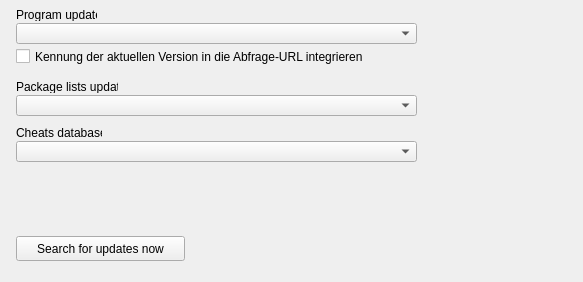
This is src/forms/SetupFrameUpdateUnit.ui in Eldricos/D-Fend-Reborn as Qt 5 draws it before an edit. The edited form follows.
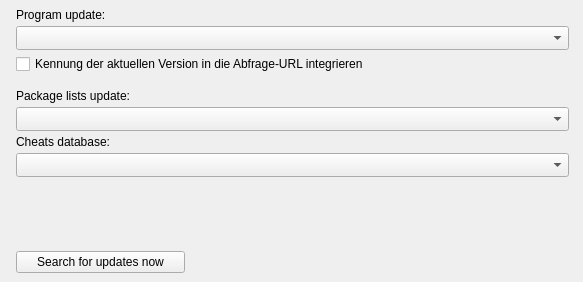
This is the edited form. Icons and pictures are not drawn.

Commit message: Program options: Qt layouts instead of fixed pixel positions

```diff
--- a/src/forms/SetupFrameUpdateUnit.ui
+++ b/src/forms/SetupFrameUpdateUnit.ui
@@ -5,53 +5,140 @@
     <property name="geometry"><rect><x>0</x><y>0</y><width>583</width><height>282</height></rect></property>
     <property name="vclDesignWidth" stdset="0"><number>583</number></property>
     <property name="vclDesignHeight" stdset="0"><number>282</number></property>
-    <widget class="QLabel" name="PackagesLabel">
-      <property name="geometry"><rect><x>16</x><y>80</y><width>102</width><height>13</height></rect></property>
-      <property name="text"><string>Package lists update:</string></property>
-      <property name="textFormat"><enum>Qt::PlainText</enum></property>
-      <property name="alignment"><set>Qt::AlignLeft|Qt::AlignTop</set></property>
-      <property name="vclAutoSize" stdset="0"><bool>true</bool></property>
-    </widget>
-    <widget class="QLabel" name="CheatsLabel">
-      <property name="geometry"><rect><x>16</x><y>126</y><width>86</width><height>13</height></rect></property>
-      <property name="text"><string>Cheats database:</string></property>
-      <property name="textFormat"><enum>Qt::PlainText</enum></property>
-      <property name="alignment"><set>Qt::AlignLeft|Qt::AlignTop</set></property>
-      <property name="vclAutoSize" stdset="0"><bool>true</bool></property>
-    </widget>
-    <widget class="QLabel" name="ProgramUpdateInfoLabel">
-      <property name="geometry"><rect><x>16</x><y>8</y><width>81</width><height>13</height></rect></property>
-      <property name="text"><string>Program update:</string></property>
-      <property name="textFormat"><enum>Qt::PlainText</enum></property>
-      <property name="alignment"><set>Qt::AlignLeft|Qt::AlignTop</set></property>
-      <property name="vclAutoSize" stdset="0"><bool>true</bool></property>
-    </widget>
-    <widget class="QCheckBox" name="UpdateCheckBox">
-      <property name="geometry"><rect><x>16</x><y>48</y><width>553</width><height>17</height></rect></property>
-      <property name="text"><string>Kennung der aktuellen Version in die Abfrage-URL integrieren</string></property>
-    </widget>
-    <widget class="QComboBox" name="PackagesComboBox">
-      <property name="geometry"><rect><x>16</x><y>95</y><width>401</width><height>21</height></rect></property>
-      <property name="editable"><bool>false</bool></property>
-      <property name="maxVisibleItems"><number>8</number></property>
-    </widget>
-    <widget class="QPushButton" name="UpdateButton">
-      <property name="geometry"><rect><x>16</x><y>236</y><width>169</width><height>25</height></rect></property>
-      <property name="text"><string>Search for updates now</string></property>
-      <property name="icon"><iconset resource="../../resources/dfend.qrc"><normaloff>:/glyphs/e25f5585dc4c1fa1.png</normaloff></iconset></property>
-      <property name="autoDefault"><bool>false</bool></property>
-      <property name="vclOnClick" stdset="0"><string notr="true">ButtonWork</string></property>
-    </widget>
-    <widget class="QComboBox" name="CheatsComboBox">
-      <property name="geometry"><rect><x>16</x><y>141</y><width>401</width><height>21</height></rect></property>
-      <property name="editable"><bool>false</bool></property>
-      <property name="maxVisibleItems"><number>8</number></property>
-    </widget>
-    <widget class="QComboBox" name="ProgramUpdateComboBox">
-      <property name="geometry"><rect><x>16</x><y>23</y><width>401</width><height>21</height></rect></property>
-      <property name="editable"><bool>false</bool></property>
-      <property name="maxVisibleItems"><number>8</number></property>
-    </widget>
+    <layout class="QVBoxLayout" name="SetupFrameUpdate_Layout" stretch="0,0,0,0,0,1">
+      <property name="leftMargin"><number>16</number></property>
+      <property name="topMargin"><number>8</number></property>
+      <property name="rightMargin"><number>14</number></property>
+      <property name="bottomMargin"><number>8</number></property>
+      <property name="spacing"><number>0</number></property>
+      <item>
+        <layout class="QGridLayout" name="SetupFrameUpdate_Section1" columnstretch="0,1">
+          <property name="leftMargin"><number>0</number></property>
+          <property name="topMargin"><number>0</number></property>
+          <property name="rightMargin"><number>0</number></property>
+          <property name="bottomMargin"><number>0</number></property>
+          <property name="horizontalSpacing"><number>8</number></property>
+          <property name="verticalSpacing"><number>4</number></property>
+          <item row="0" column="0" colspan="2">
+            <widget class="QLabel" name="ProgramUpdateInfoLabel">
+              <property name="text"><string>Program update:</string></property>
+              <property name="textFormat"><enum>Qt::PlainText</enum></property>
+              <property name="alignment"><set>Qt::AlignLeft|Qt::AlignTop</set></property>
+            </widget>
+          </item>
+          <item row="1" column="0" colspan="2">
+            <widget class="QComboBox" name="ProgramUpdateComboBox">
+              <property name="editable"><bool>false</bool></property>
+              <property name="maxVisibleItems"><number>8</number></property>
+              <property name="sizeAdjustPolicy"><enum>QComboBox::AdjustToMinimumContentsLengthWithIcon</enum></property>
+              <property name="minimumContentsLength"><number>10</number></property>
+            </widget>
+          </item>
+          <item row="2" column="0" colspan="2">
+            <widget class="QCheckBox" name="UpdateCheckBox">
+              <property name="text"><string>Kennung der aktuellen Version in die Abfrage-URL integrieren</string></property>
+            </widget>
+          </item>
+          <item row="0" column="1">
+            <spacer name="SetupFrameUpdate_Section1_HFill">
+              <property name="orientation"><enum>Qt::Horizontal</enum></property>
+              <property name="sizeHint" stdset="0"><size><width>0</width><height>0</height></size></property>
+            </spacer>
+          </item>
+        </layout>
+      </item>
+      <item>
+        <spacer name="SetupFrameUpdate_Gap1">
+          <property name="orientation"><enum>Qt::Vertical</enum></property>
+          <property name="sizeType"><enum>QSizePolicy::Fixed</enum></property>
+          <property name="sizeHint" stdset="0"><size><width>0</width><height>15</height></size></property>
+        </spacer>
+      </item>
+      <item>
+        <layout class="QGridLayout" name="SetupFrameUpdate_Section2" columnstretch="0,1">
+          <property name="leftMargin"><number>0</number></property>
+          <property name="topMargin"><number>0</number></property>
+          <property name="rightMargin"><number>0</number></property>
+          <property name="bottomMargin"><number>0</number></property>
+          <property name="horizontalSpacing"><number>8</number></property>
+          <property name="verticalSpacing"><number>4</number></property>
+          <item row="0" column="0" colspan="2">
+            <widget class="QLabel" name="PackagesLabel">
+              <property name="text"><string>Package lists update:</string></property>
+              <property name="textFormat"><enum>Qt::PlainText</enum></property>
+              <property name="alignment"><set>Qt::AlignLeft|Qt::AlignTop</set></property>
+            </widget>
+          </item>
+          <item row="1" column="0" colspan="2">
+            <widget class="QComboBox" name="PackagesComboBox">
+              <property name="editable"><bool>false</bool></property>
+              <property name="maxVisibleItems"><number>8</number></property>
+              <property name="sizeAdjustPolicy"><enum>QComboBox::AdjustToMinimumContentsLengthWithIcon</enum></property>
+              <property name="minimumContentsLength"><number>10</number></property>
+            </widget>
+          </item>
+          <item row="2" column="0" colspan="2">
+            <widget class="QLabel" name="CheatsLabel">
+              <property name="text"><string>Cheats database:</string></property>
+              <property name="textFormat"><enum>Qt::PlainText</enum></property>
+              <property name="alignment"><set>Qt::AlignLeft|Qt::AlignTop</set></property>
+            </widget>
+          </item>
+          <item row="3" column="0" colspan="2">
+            <widget class="QComboBox" name="CheatsComboBox">
+              <property name="editable"><bool>false</bool></property>
+              <property name="maxVisibleItems"><number>8</number></property>
+              <property name="sizeAdjustPolicy"><enum>QComboBox::AdjustToMinimumContentsLengthWithIcon</enum></property>
+              <property name="minimumContentsLength"><number>10</number></property>
+            </widget>
+          </item>
+          <item row="0" column="1">
+            <spacer name="SetupFrameUpdate_Section2_HFill">
+              <property name="orientation"><enum>Qt::Horizontal</enum></property>
+              <property name="sizeHint" stdset="0"><size><width>0</width><height>0</height></size></property>
+            </spacer>
+          </item>
+        </layout>
+      </item>
+      <item>
+        <spacer name="SetupFrameUpdate_Gap2">
+          <property name="orientation"><enum>Qt::Vertical</enum></property>
+          <property name="sizeType"><enum>QSizePolicy::Fixed</enum></property>
+          <property name="sizeHint" stdset="0"><size><width>0</width><height>74</height></size></property>
+        </spacer>
+      </item>
+      <item>
+        <layout class="QGridLayout" name="SetupFrameUpdate_Section3" columnstretch="0,1">
+          <property name="leftMargin"><number>0</number></property>
+          <property name="topMargin"><number>0</number></property>
+          <property name="rightMargin"><number>0</number></property>
+          <property name="bottomMargin"><number>0</number></property>
+          <property name="horizontalSpacing"><number>8</number></property>
+          <property name="verticalSpacing"><number>4</number></property>
+          <item row="0" column="0" alignment="Qt::AlignLeft">
+            <widget class="QPushButton" name="UpdateButton">
+              <property name="text"><string>Search for updates now</string></property>
+              <property name="icon"><iconset resource="../../resources/dfend.qrc"><normaloff>:/glyphs/e25f5585dc4c1fa1.png</normaloff></iconset></property>
+              <property name="autoDefault"><bool>false</bool></property>
+              <property name="vclOnClick" stdset="0"><string notr="true">ButtonWork</string></property>
+              <property name="minimumSize"><size><width>169</width><height>0</height></size></property>
+            </widget>
+          </item>
+          <item row="0" column="1">
+            <spacer name="SetupFrameUpdate_Section3_HFill">
+              <property name="orientation"><enum>Qt::Horizontal</enum></property>
+              <property name="sizeHint" stdset="0"><size><width>0</width><height>0</height></size></property>
+            </spacer>
+          </item>
+        </layout>
+      </item>
+      <item>
+        <spacer name="SetupFrameUpdate_VFill">
+          <property name="orientation"><enum>Qt::Vertical</enum></property>
+          <property name="sizeHint" stdset="0"><size><width>0</width><height>0</height></size></property>
+        </spacer>
+      </item>
+    </layout>
   </widget>
   <tabstops>
     <tabstop>ProgramUpdateComboBox</tabstop>
```
Left out of the diff: 6 changed lines with no effect on the pictures. The commit also changes 51 other files.
